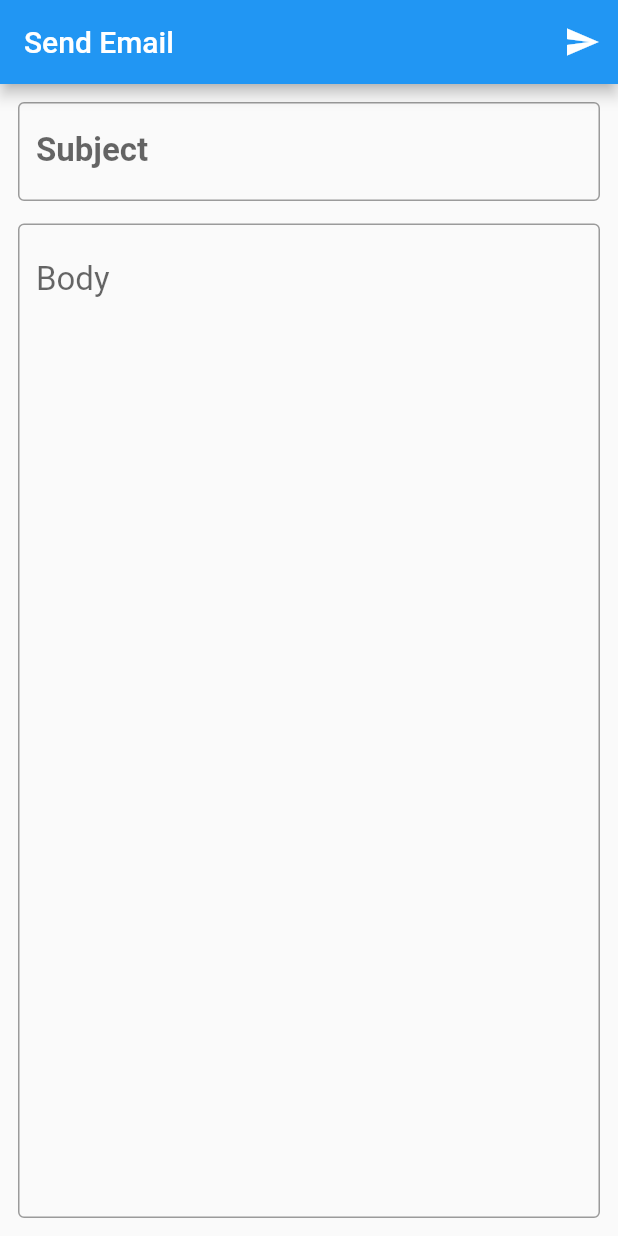
After one commit to yash-hck/employee_manager, a Flutter app: the AnnouncementScreen screen opened directly, after a tap on the "send" icon, on a phone screen of 412 x 824 dp. The commit adds this screen. Run offline on Flutter 3.47's test engine with Material 2 defaults, Android fonts, the phone set to English and light mode, and no system bars; our stand-ins replace cloud_firestore, firebase_core, font_awesome_flutter, shared_preferences; missing offline and left inert: flutter_email_sender, flutter_mailer, mailer; accounts and stored records are empty; statements that could not run were skipped.

Commit message:
Changes added

```diff
--- a/lib/screens/dashboardScreen.dart
+++ b/lib/screens/dashboardScreen.dart
@@ -1,5 +1,6 @@
 import 'package:employeemanager/models/manager.dart';
 import 'package:employeemanager/screens/addEmployee.dart';
+import 'package:employeemanager/screens/makeAnnouncement.dart';
 import 'package:employeemanager/utils/configs.dart';
 import 'package:flutter/material.dart';
 import 'package:font_awesome_flutter/font_awesome_flutter.dart';
@@ -147,7 +148,7 @@ class Tile extends StatelessWidget {
   final String imagePath;
   final int index;
   final String title;
-  List<Widget> screens = [AddEmployee(),AddEmployee(),AddEmployee(),AddEmployee()];
+  List<Widget> screens = [AddEmployee(),AddEmployee(),AddEmployee(),AnnouncementScreen()];
 
 
 
--- a/lib/screens/employeesScreen.dart
+++ b/lib/screens/employeesScreen.dart
@@ -3,6 +3,8 @@ import 'package:flutter/material.dart';
 class EmployeesScreen extends StatelessWidget {
   @override
   Widget build(BuildContext context) {
-    return Container();
+    return Scaffold(
+
+    );
   }
 }
--- /dev/null
+++ b/lib/screens/makeAnnouncement.dart
@@ -0,0 +1,143 @@
+import 'package:employeemanager/utils/firestoreCrud.dart';
+import 'package:flutter/material.dart';
+import 'package:flutter_email_sender/flutter_email_sender.dart';
+import 'package:flutter_mailer/flutter_mailer.dart';
+import 'package:mailer/smtp_server.dart';
+import 'package:mailer/mailer.dart';
+
+class AnnouncementScreen extends StatefulWidget {
+  @override
+  _AnnouncementScreenState createState() => _AnnouncementScreenState();
+}
+
+class _AnnouncementScreenState extends State<AnnouncementScreen> {
+
+  String username = 'yash7830verma@gmail.com';
+  String password = 'Yashverma@123';
+
+
+  @override
+  void initState() {
+    super.initState();
+
+
+
+  }
+
+  List<String> recipents = [];
+  TextEditingController subjectController = TextEditingController();
+  TextEditingController bodyController = TextEditingController();
+
+
+  @override
+  Widget build(BuildContext context) {
+    return Scaffold(
+      appBar: AppBar(
+        title: Text('Send Email'),
+        actions: [
+          IconButton(icon: Icon(Icons.send), onPressed: sendEmail)
+        ],
+
+      ),
+      body: Container(
+        padding: EdgeInsets.all(12),
+        child: Column(
+          children: [
+            TextField(
+              controller: subjectController,
+              style: TextStyle(
+                fontSize: 22,
+                fontWeight: FontWeight.bold
+              ),
+              decoration: InputDecoration(
+                labelText: 'Subject',
+                hintText: 'Subject',
+                hintStyle: TextStyle(
+                  fontSize: 22
+                ),
+                border: OutlineInputBorder(
+                  borderSide: BorderSide(
+                    color: Colors.grey,
+                    width: 1,
+                    style: BorderStyle.solid
+                  )
+                )
+              ),
+            ),
+            SizedBox(height: 15,),
+            Expanded(
+              child: TextField(
+                controller: bodyController,
+                maxLines: null,
+                expands: true,
+                style: TextStyle(
+                  fontSize: 22
+                ),
+                textAlignVertical: TextAlignVertical.top,
+                decoration: InputDecoration(
+
+                    hintText: 'Body',
+                    hintStyle: TextStyle(
+                        fontSize: 22
+                    ),
+                    border: OutlineInputBorder(
+                        borderSide: BorderSide(
+                            color: Colors.grey,
+                            width: 1,
+                            style: BorderStyle.solid
+                        )
+                    )
+              ),
+
+              ),
+            )
+          ],
+        ),
+      ),
+    );
+  }
+
+  void sendEmail() async{
+
+    await
+    fetchRecipentsList();
+    print(recipents.toString());
+
+    final MailOptions mailOptions = MailOptions(
+      body: 'a long body for the email <br> with a subset of HTML',
+      subject: 'the Email Subject',
+      recipients: ['yashverma7830@gmail.com'],
+      bccRecipients: recipents,
+      isHTML: true,
+    );
+    String platformResponse;
+    final MailerResponse response = await FlutterMailer.send(mailOptions);
+    switch (response) {
+      case MailerResponse.saved: /// ios only
+        platformResponse = 'mail was saved to draft';
+        break;
+      case MailerResponse.sent: /// ios only
+        platformResponse = 'mail was sent';
+        break;
+      case MailerResponse.cancelled: /// ios only
+        platformResponse = 'mail was cancelled';
+        break;
+      case MailerResponse.android:
+        platformResponse = 'intent was successful';
+        break;
+      default:
+        platformResponse = 'unknown';
+        break;
+    };
+    print(platformResponse);
+
+  }
+
+  void fetchRecipentsList() async{
+
+    recipents = await FirestoreCRUD.fetchRecipents();
+
+
+
+  }
+}
--- a/pubspec.yaml
+++ b/pubspec.yaml
@@ -27,7 +27,10 @@ dependencies:
   cloud_firestore: ^0.16.0+1
   font_awesome_flutter: ^8.11.0
   shared_preferences: ^0.5.12+2
-
+  flutter_email_sender: ^4.0.0
+  mailer: ^3.2.1
+  flutter_mailer: ^1.0.1
+  flutter_typeahead: ^2.0.0
 
   # The following adds the Cupertino Icons font to your application.
   # Use with the CupertinoIcons class for iOS style icons.
```
Also changed, not shown: lib/models/employees.dart (+4 -9 lines), lib/screens/addEmployee.dart (+113 -2 lines), lib/screens/addPaymentScreen.dart (added, +15 -0 lines), lib/utils/firestoreCrud.dart (+47 -0 lines), lib/screens/addAttendenceScreen.dart (added), pubspec.lock.
